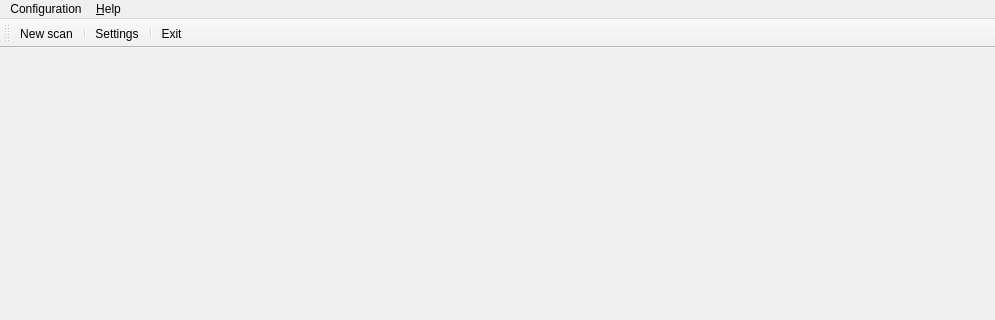
This is ui/frmMain.ui in turulomio/devicesinlan as Qt 5 draws it before an edit; both pictures show x 0 to 995 and y 0 to 320 of the 995 by 568 pixel window. The edited form follows.
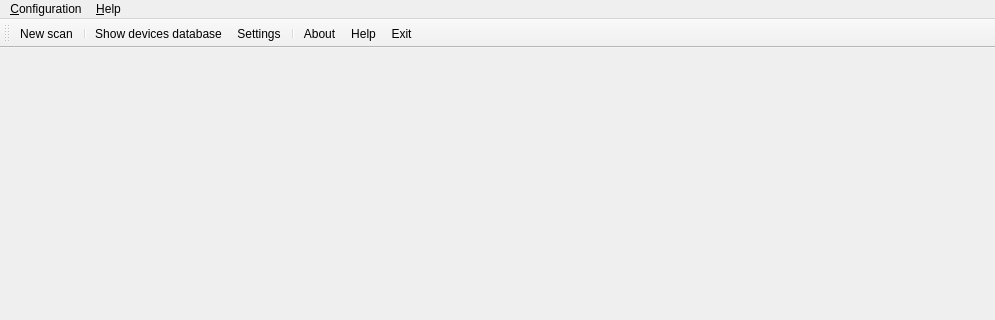
This is the edited form. Icons and pictures are not drawn.

Diff of the .ui file:
```diff
--- a/ui/frmMain.ui
+++ b/ui/frmMain.ui
@@ -36,7 +36,7 @@
      <x>0</x>
      <y>0</y>
      <width>995</width>
-     <height>28</height>
+     <height>30</height>
     </rect>
    </property>
    <widget class="QMenu" name="menuAyuda">
@@ -49,7 +49,7 @@
    </widget>
    <widget class="QMenu" name="menuConfiguraci_n">
     <property name="title">
-     <string>Configuration</string>
+     <string>&amp;Configuration</string>
     </property>
     <addaction name="separator"/>
     <addaction name="actionSettings"/>
@@ -80,8 +80,11 @@
    </attribute>
    <addaction name="actionScan"/>
    <addaction name="separator"/>
+   <addaction name="actionShowDatabase"/>
    <addaction name="actionSettings"/>
    <addaction name="separator"/>
+   <addaction name="actionAbout"/>
+   <addaction name="actionHelp"/>
    <addaction name="actionExit"/>
   </widget>
   <widget class="QStatusBar" name="status"/>
@@ -106,7 +109,7 @@
      <normaloff>:/devicesinlan.png</normaloff>:/devicesinlan.png</iconset>
    </property>
    <property name="text">
-    <string>About</string>
+    <string>&amp;About</string>
    </property>
   </action>
   <action name="actionSettings">
@@ -115,7 +118,7 @@
      <normaloff>:/configure.png</normaloff>:/configure.png</iconset>
    </property>
    <property name="text">
-    <string>Settings</string>
+    <string>&amp;Settings</string>
    </property>
   </action>
   <action name="actionHelp">
@@ -124,7 +127,7 @@
      <normaloff>:/help.png</normaloff>:/help.png</iconset>
    </property>
    <property name="text">
-    <string>Help</string>
+    <string>&amp;Help</string>
    </property>
    <property name="toolTip">
     <string>Muestra la ayuda del juego</string>
@@ -169,6 +172,18 @@
     <string>Unlink device</string>
    </property>
   </action>
+  <action name="actionShowDatabase">
+   <property name="icon">
+    <iconset resource="../images/devicesinlan.qrc">
+     <normaloff>:/database.png</normaloff>:/database.png</iconset>
+   </property>
+   <property name="text">
+    <string>Show &amp;devices database</string>
+   </property>
+   <property name="toolTip">
+    <string>Show devices database</string>
+   </property>
+  </action>
  </widget>
  <resources>
   <include location="../images/devicesinlan.qrc"/>
```
Left out of the diff: 1 changed line with no effect on the pictures.
